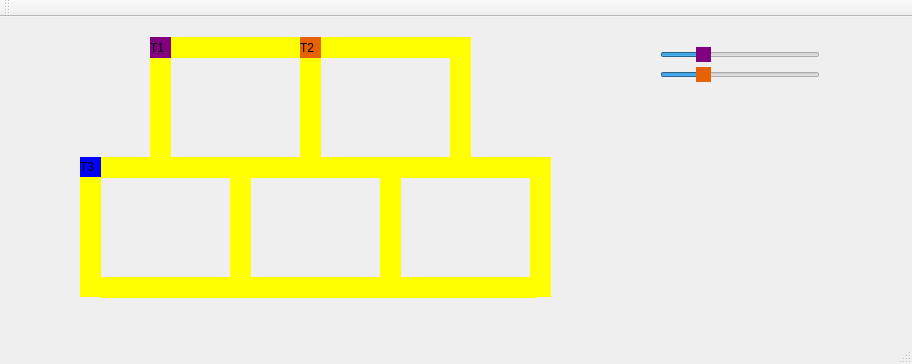
Arphor/Trens, file mainwindow.ui: the form before one commit.
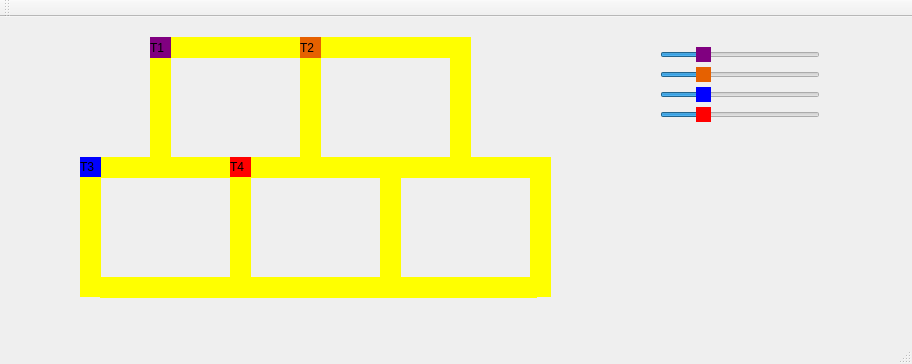
The form after the commit.

```diff
--- a/mainwindow.ui
+++ b/mainwindow.ui
@@ -492,6 +492,68 @@
      <string>T3</string>
     </property>
    </widget>
+   <widget class="QSlider" name="velocity_3">
+    <property name="geometry">
+     <rect>
+      <x>660</x>
+      <y>70</y>
+      <width>160</width>
+      <height>16</height>
+     </rect>
+    </property>
+    <property name="styleSheet">
+     <string notr="true">QSlider::handle::horizontal{background-color: blue;}
+</string>
+    </property>
+    <property name="maximum">
+     <number>200</number>
+    </property>
+    <property name="value">
+     <number>50</number>
+    </property>
+    <property name="orientation">
+     <enum>Qt::Horizontal</enum>
+    </property>
+   </widget>
+   <widget class="QLabel" name="label_trem4">
+    <property name="geometry">
+     <rect>
+      <x>230</x>
+      <y>140</y>
+      <width>21</width>
+      <height>20</height>
+     </rect>
+    </property>
+    <property name="styleSheet">
+     <string notr="true">QLabel { background: red}</string>
+    </property>
+    <property name="text">
+     <string>T4</string>
+    </property>
+   </widget>
+   <widget class="QSlider" name="velocity_4">
+    <property name="geometry">
+     <rect>
+      <x>660</x>
+      <y>90</y>
+      <width>160</width>
+      <height>16</height>
+     </rect>
+    </property>
+    <property name="styleSheet">
+     <string notr="true">QSlider::handle::horizontal{background-color: red;}
+</string>
+    </property>
+    <property name="maximum">
+     <number>200</number>
+    </property>
+    <property name="value">
+     <number>50</number>
+    </property>
+    <property name="orientation">
+     <enum>Qt::Horizontal</enum>
+    </property>
+   </widget>
    <zorder>velocity_1</zorder>
    <zorder>velocity_2</zorder>
    <zorder>label_trilho4_3</zorder>
@@ -521,6 +583,9 @@
    <zorder>label_trem1</zorder>
    <zorder>label_trem2</zorder>
    <zorder>label_trem3</zorder>
+   <zorder>velocity_3</zorder>
+   <zorder>label_trem4</zorder>
+   <zorder>velocity_4</zorder>
   </widget>
   <widget class="QMenuBar" name="menuBar">
    <property name="geometry">
```
